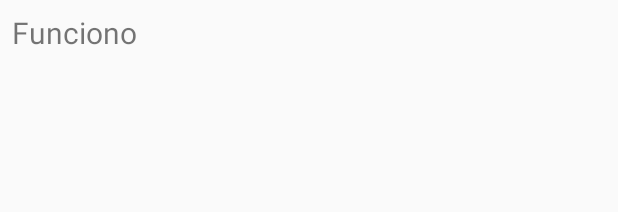
After one commit to MrPeche/NeoLink, an Android app: the layout fragment_datosgenerales.xml on its own in the app's theme, with its tools: preview values and no code run, on a phone screen of 412 x 824 dp. The commit adds this screen. Shown: the top 212 px of the screen. Run offline under Robolectric (Android 15) with nearby library versions, the phone set to English and light mode, and no system bars.

Commit message:
toy avanzando el drawer

```diff
--- /dev/null
+++ b/app/src/main/res/layout/fragment_datosgenerales.xml
@@ -0,0 +1,18 @@
+<?xml version="1.0" encoding="utf-8"?>
+<FrameLayout xmlns:android="http://schemas.android.com/apk/res/android"
+    xmlns:tools="http://schemas.android.com/tools"
+    android:layout_width="match_parent"
+    android:layout_height="match_parent"
+    tools:context=".datosgenerales">
+
+    <TextView
+        android:layout_width="match_parent"
+        android:layout_height="wrap_content"
+        android:text="@string/hello_blank_fragment"
+        android:layout_marginStart="8dp"
+        android:layout_marginTop="8dp"
+        android:layout_marginEnd="8dp"
+        android:textAlignment="gravity"
+        android:textSize="20sp" />
+
+</FrameLayout>
--- a/app/src/main/res/menu/base_drawer_item.xml
+++ b/app/src/main/res/menu/base_drawer_item.xml
@@ -6,6 +6,9 @@
     <group
         android:id="@+id/nvdtop"
         android:checkableBehavior="single">
+        <item
+            android:id="@+id/home"
+            android:title="@string/home" />
         <item
             android:id="@+id/mapita"
             android:title="@string/mapa" />
--- a/app/src/main/res/values/strings.xml
+++ b/app/src/main/res/values/strings.xml
@@ -43,6 +43,7 @@
     <string name="appname">NeoLink+</string>
 
     //Navigation Drawer Menu
+    <string name="home">Principal</string>
     <string name="mapa">Mapa</string>
     <string name="lista">Lista de Diapositivos</string>
     <string name="graficos">Gráficos</string>
@@ -54,5 +55,7 @@
     <string name="neolinktit">NeoLink+</string>
     <string name="salida">Salir</string>
 
+    <string name="hello_blank_fragment">Funciono</string>
+
 
 </resources>
```
Also changed, not shown: app/build.gradle (+7 -0 lines), app/src/main/java/com/example/neolink_app/actividadbase.java (+8 -5 lines), app/src/main/java/com/example/neolink_app/datosgenerales.java (added, +70 -0 lines), app/src/main/res/navigation/mobile_navigation.xml (+9 -1 lines).
